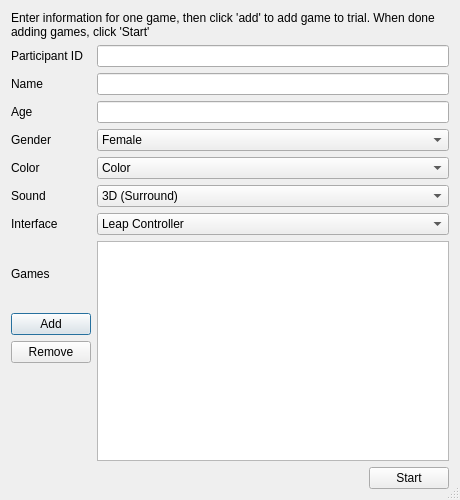
This is UI/trialsettingsdialog.ui in garrisoh/Simon-ConCATination as Qt 5 draws it before an edit. The edited form follows.
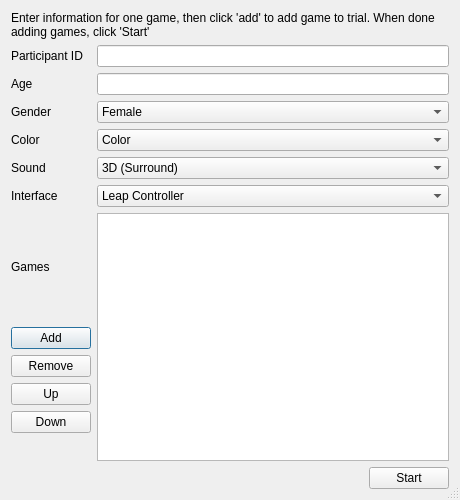
This is the edited form.

```diff
--- a/UI/trialsettingsdialog.ui
+++ b/UI/trialsettingsdialog.ui
@@ -50,33 +50,23 @@
     <widget class="QLineEdit" name="pidEdit"/>
    </item>
    <item row="2" column="0">
-    <widget class="QLabel" name="nameLabel">
-     <property name="text">
-      <string>Name</string>
-     </property>
-    </widget>
-   </item>
-   <item row="2" column="1">
-    <widget class="QLineEdit" name="nameEdit"/>
-   </item>
-   <item row="3" column="0">
     <widget class="QLabel" name="ageLabel">
      <property name="text">
       <string>Age</string>
      </property>
     </widget>
    </item>
-   <item row="3" column="1">
+   <item row="2" column="1">
     <widget class="QLineEdit" name="ageEdit"/>
    </item>
-   <item row="4" column="0">
+   <item row="3" column="0">
     <widget class="QLabel" name="genderLabel">
      <property name="text">
       <string>Gender</string>
      </property>
     </widget>
    </item>
-   <item row="4" column="1">
+   <item row="3" column="1">
     <widget class="QComboBox" name="genderComboBox">
      <item>
       <property name="text">
@@ -90,14 +80,66 @@
      </item>
     </widget>
    </item>
-   <item row="10" column="0">
+   <item row="6" column="0">
+    <widget class="QLabel" name="colorLabel">
+     <property name="text">
+      <string>Color</string>
+     </property>
+    </widget>
+   </item>
+   <item row="6" column="1">
+    <widget class="QComboBox" name="colorComboBox">
+     <item>
+      <property name="text">
+       <string>Color</string>
+      </property>
+     </item>
+     <item>
+      <property name="text">
+       <string>Grayscale</string>
+      </property>
+     </item>
+     <item>
+      <property name="text">
+       <string>No Color</string>
+      </property>
+     </item>
+    </widget>
+   </item>
+   <item row="7" column="0">
+    <widget class="QLabel" name="soundLabel">
+     <property name="text">
+      <string>Sound</string>
+     </property>
+    </widget>
+   </item>
+   <item row="7" column="1">
+    <widget class="QComboBox" name="soundComboBox">
+     <item>
+      <property name="text">
+       <string>3D (Surround)</string>
+      </property>
+     </item>
+     <item>
+      <property name="text">
+       <string>No Sound</string>
+      </property>
+     </item>
+     <item>
+      <property name="text">
+       <string>Stereo</string>
+      </property>
+     </item>
+    </widget>
+   </item>
+   <item row="9" column="0">
     <widget class="QLabel" name="inputLabel">
      <property name="text">
       <string>Interface</string>
      </property>
     </widget>
    </item>
-   <item row="10" column="1">
+   <item row="9" column="1">
     <widget class="QComboBox" name="inputComboBox">
      <item>
       <property name="text">
@@ -116,7 +158,7 @@
      </item>
     </widget>
    </item>
-   <item row="11" column="0">
+   <item row="10" column="0">
     <layout class="QVBoxLayout" name="verticalLayout">
      <item>
       <widget class="QLabel" name="label_3">
@@ -139,9 +181,23 @@
        </property>
       </widget>
      </item>
+     <item>
+      <widget class="QPushButton" name="upButton">
+       <property name="text">
+        <string>Up</string>
+       </property>
+      </widget>
+     </item>
+     <item>
+      <widget class="QPushButton" name="downButton">
+       <property name="text">
+        <string>Down</string>
+       </property>
+      </widget>
+     </item>
     </layout>
    </item>
-   <item row="11" column="1">
+   <item row="10" column="1">
     <widget class="QTableView" name="gameTableView">
      <property name="frameShape">
       <enum>QFrame::StyledPanel</enum>
@@ -156,20 +212,23 @@
       <bool>true</bool>
      </property>
      <property name="dragEnabled">
-      <bool>true</bool>
+      <bool>false</bool>
      </property>
      <property name="dragDropOverwriteMode">
       <bool>false</bool>
      </property>
      <property name="dragDropMode">
-      <enum>QAbstractItemView::InternalMove</enum>
+      <enum>QAbstractItemView::NoDragDrop</enum>
      </property>
      <property name="alternatingRowColors">
       <bool>true</bool>
      </property>
+     <property name="selectionBehavior">
+      <enum>QAbstractItemView::SelectRows</enum>
+     </property>
     </widget>
    </item>
-   <item row="12" column="0">
+   <item row="11" column="0">
     <spacer name="horizontalSpacer">
      <property name="orientation">
       <enum>Qt::Horizontal</enum>
@@ -182,7 +241,7 @@
      </property>
     </spacer>
    </item>
-   <item row="12" column="1">
+   <item row="11" column="1">
     <layout class="QHBoxLayout" name="horizontalLayout_4">
      <item>
       <spacer name="horizontalSpacer_3">
@@ -206,58 +265,6 @@
      </item>
     </layout>
    </item>
-   <item row="7" column="0">
-    <widget class="QLabel" name="colorLabel">
-     <property name="text">
-      <string>Color</string>
-     </property>
-    </widget>
-   </item>
-   <item row="8" column="0">
-    <widget class="QLabel" name="soundLabel">
-     <property name="text">
-      <string>Sound</string>
-     </property>
-    </widget>
-   </item>
-   <item row="8" column="1">
-    <widget class="QComboBox" name="soundComboBox">
-     <item>
-      <property name="text">
-       <string>3D (Surround)</string>
-      </property>
-     </item>
-     <item>
-      <property name="text">
-       <string>No Sound</string>
-      </property>
-     </item>
-     <item>
-      <property name="text">
-       <string>Stereo</string>
-      </property>
-     </item>
-    </widget>
-   </item>
-   <item row="7" column="1">
-    <widget class="QComboBox" name="colorComboBox">
-     <item>
-      <property name="text">
-       <string>Color</string>
-      </property>
-     </item>
-     <item>
-      <property name="text">
-       <string>Grayscale</string>
-      </property>
-     </item>
-     <item>
-      <property name="text">
-       <string>No Color</string>
-      </property>
-     </item>
-    </widget>
-   </item>
   </layout>
  </widget>
  <resources/>
```
